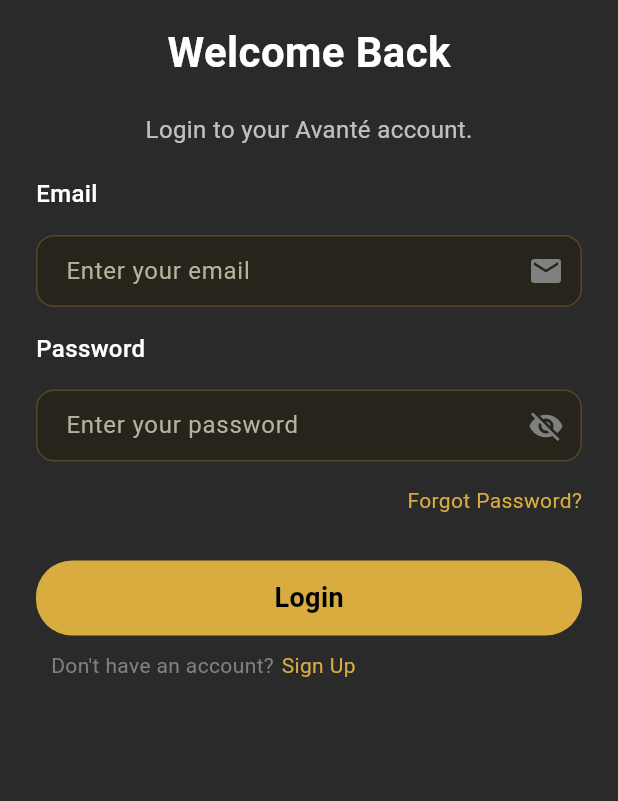
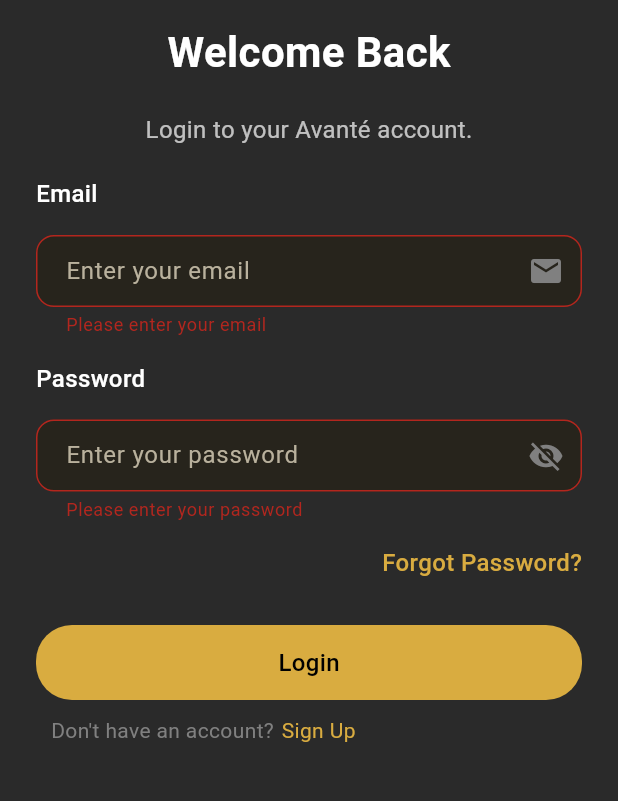
Before and after one commit to abdullahAabu-kuffa/dental_lab_app, a Flutter app: the Login screen opened by its route, after a tap on "Login", on a phone screen of 412 x 824 dp, the part 239-1040 px from its top. Run offline on Flutter 3.47's test engine with Material 3 defaults, Android fonts, the light colour scheme and no system bars; our stand-ins replace flutter_screenutil, flutter_svg.

Commit message:
refactor code and add validation to custom text form field

```diff
--- a/lib/presentation/screens/auth/login.dart
+++ b/lib/presentation/screens/auth/login.dart
@@ -1,16 +1,26 @@
 import 'package:dental_lab_app/core/constants/app_constants.dart';
 import 'package:dental_lab_app/core/routing/app_router.dart';
 import 'package:dental_lab_app/core/theme/app_colors.dart';
+import 'package:dental_lab_app/presentation/screens/auth/widgets/custom_txt.dart';
 import 'package:dental_lab_app/presentation/widgets/custom_btn.dart';
 import 'package:dental_lab_app/presentation/widgets/custom_text_field.dart';
 import 'package:flutter/material.dart';
 import 'package:flutter_svg/svg.dart';
 
-class Login extends StatelessWidget {
+class Login extends StatefulWidget {
   const Login({super.key});
+
+  @override
+  State<Login> createState() => _LoginState();
+}
+
+class _LoginState extends State<Login> {
+  GlobalKey<FormState> formKey = GlobalKey<FormState>();
+  TextEditingController emailController = TextEditingController();
+  TextEditingController passwordController = TextEditingController();
+  bool isPasswordVisible = false;
   @override
   Widget build(BuildContext context) {
-    GlobalKey<FormState> formKey = GlobalKey<FormState>();
     return Scaffold(
       body: SafeArea(
         child: SizedBox.expand(
@@ -25,64 +35,59 @@
                     const SizedBox(height: 70),
                     SvgPicture.asset(AppImages.logo),
                     const SizedBox(height: 15),
-                    Text(
-                      AppStrings.welcomeBack,
-                      style: TextStyle(
+                    CustomText(
+                      txt: AppStrings.welcomeBack,
                       color: AppColors.whiteColor,
+                      fontWeight: FontWeight.w700,
                       fontSize: 28,
-                        fontWeight: FontWeight.w700,
-                      ),
                     ),
                     const SizedBox(height: 20),
-                    Text(
-                      AppStrings.loginToYourAccount,
-                      style: TextStyle(
+                    CustomText(
+                      txt: AppStrings.loginToYourAccount,
                       color: AppColors.whiteColor70,
-                        fontSize: 16,
                       fontWeight: FontWeight.w400,
-                      ),
                     ),
                     const SizedBox(height: 20),
                     Row(
                       children: [
-                        Text(
-                          AppStrings.email,
-                          style: TextStyle(
+                        CustomText(
+                          txt: AppStrings.email,
                           color: AppColors.whiteColor,
-                            fontSize: 16,
                           fontWeight: FontWeight.w500,
-                          ),
                         ),
                       ],
                     ),
                     const SizedBox(height: 16),
                     CustomTextField(
+                      controller: emailController,
                       hint: AppStrings.enterYourEmail,
-                      suffixIcon: IconButton(
-                        onPressed: () {},
-                        icon: Icon(Icons.email, color: AppColors.greyColor),
-                      ),
+                      suffixIcon: Icon(Icons.email, color: AppColors.greyColor),
                     ),
                     const SizedBox(height: 16),
                     Row(
                       children: [
-                        Text(
-                          AppStrings.password,
-                          style: TextStyle(
+                        CustomText(
+                          txt: AppStrings.password,
                           color: AppColors.whiteColor,
-                            fontSize: 16,
                           fontWeight: FontWeight.w500,
-                          ),
                         ),
                       ],
                     ),
                     const SizedBox(height: 16),
                     CustomTextField(
+                      controller: passwordController,
+                      obscureText: !isPasswordVisible,
                       hint: AppStrings.enterYourPassword,
                       suffixIcon: IconButton(
-                        onPressed: () {},
+                        onPressed: () {
+                          setState(() {
+                            isPasswordVisible = !isPasswordVisible;
+                          });
+                        },
                         icon: Icon(
-                          Icons.visibility_off,
+                          isPasswordVisible
+                              ? Icons.visibility
+                              : Icons.visibility_off,
                           color: AppColors.greyColor,
                         ),
                       ),
@@ -91,27 +96,28 @@
                     Row(
                       mainAxisAlignment: MainAxisAlignment.end,
                       children: [
-                        Text(
-                          AppStrings.forgotPassword,
-                          style: TextStyle(
+                        CustomText(
+                          txt: AppStrings.forgotPassword,
                           color: AppColors.yellowColor,
-                            fontSize: 14,
-                            fontWeight: FontWeight.w400,
-                          ),
+                          fontWeight: FontWeight.w500,
                         ),
                       ],
                     ),
                     const SizedBox(height: 30),
                     CustomBtn(
-                      onTap: () {},
+                      onTap: () {
+                        if (formKey.currentState!.validate()) {
+                          Navigator.pushNamed(
+                            context,
+                            Routes.registerRoute,
+                          );
+                        }
+                      },
                       child: Center(
-                        child: Text(
-                          AppStrings.login,
-                          style: TextStyle(
+                        child: CustomText(
+                          txt: AppStrings.login,
                           color: AppColors.blackColor,
-                            fontSize: 18,
-                            fontWeight: FontWeight.w600,
-                          ),
+                          fontWeight: FontWeight.w500,
                         ),
                       ),
                     ),
@@ -129,8 +135,10 @@
                             AppStrings.signUp,
                             style: TextStyle(color: AppColors.yellowColor),
                           ),
-                          onTap: () =>
-                              Navigator.pushNamed(context, Routes.registerRoute),
+                          onTap: () => Navigator.pushNamed(
+                            context,
+                            Routes.registerRoute,
+                          ),
                         ),
                       ],
                     ),
--- /dev/null
+++ b/lib/presentation/screens/auth/widgets/custom_txt.dart
@@ -0,0 +1,26 @@
+import 'package:flutter/material.dart';
+
+class CustomText extends StatelessWidget {
+  const CustomText({
+    super.key,
+    required this.txt,
+    required this.color,
+    this.fontWeight = FontWeight.w400,
+    this.fontSize = 16,
+  });
+  final String txt;
+  final Color color;
+  final FontWeight? fontWeight;
+  final double fontSize;
+  @override
+  Widget build(BuildContext context) {
+    return Text(
+      txt,
+      style: TextStyle(
+        color: color,
+        fontSize: fontSize,
+        fontWeight: fontWeight,
+      ),
+    );
+  }
+}
--- a/lib/presentation/widgets/custom_text_field.dart
+++ b/lib/presentation/widgets/custom_text_field.dart
@@ -2,13 +2,48 @@
 import 'package:flutter/material.dart';
 
 class CustomTextField extends StatelessWidget {
-  const CustomTextField({super.key, this.hint, this.obscureText = false, this.suffixIcon});
+  const CustomTextField({
+    super.key,
+    this.hint,
+    this.obscureText = false,
+    this.suffixIcon,
+    this.onChanged,
+    this.controller,
+  });
   final String? hint;
   final bool obscureText;
   final Widget? suffixIcon;
+  final void Function(String)? onChanged;
+  final TextEditingController? controller;
   @override
   Widget build(BuildContext context) {
-    return TextField(
+    return TextFormField(
+      controller: controller,
+      onChanged: onChanged,
+      autovalidateMode: AutovalidateMode.onUserInteraction,
+      validator: (value) {
+        if (hint == 'Enter your email') {
+          if (value == null || value.isEmpty) {
+            return 'Please enter your email';
+          }
+          if (!RegExp(
+            r'^[a-zA-Z0-9._%+-]+@[a-zA-Z0-9.-]+\.[a-zA-Z]{2,}$',
+          ).hasMatch(value)) {
+            return 'Please enter a valid email address';
+          }
+        } else if (hint == 'Enter your password') {
+          if (value == null || value.isEmpty) {
+            return 'Please enter your password';
+          }
+          if (value.length < 6) {
+            return 'Password must be at least 6 characters long';
+          }
+        }
+        return null;
+      },
+      keyboardType: hint == 'Enter your email'
+          ? TextInputType.emailAddress
+          : TextInputType.text,
       cursorColor: AppColors.greyColor,
       style: TextStyle(color: AppColors.hintTextColor),
       obscureText: obscureText,
@@ -16,9 +51,7 @@
         suffixIcon: suffixIcon,
         hintText: hint,
         hintStyle: const TextStyle(color: AppColors.hintTextColor),
-        border: OutlineInputBorder(
-          borderRadius: BorderRadius.circular(12.0),
-        ),
+        border: OutlineInputBorder(borderRadius: BorderRadius.circular(12.0)),
         enabledBorder: OutlineInputBorder(
           borderRadius: BorderRadius.circular(12.0),
           borderSide: BorderSide(color: AppColors.goldenColor),
@@ -29,7 +62,10 @@
         ),
         filled: true,
         fillColor: AppColors.txtFieldFillColor,
-        contentPadding: const EdgeInsets.symmetric(vertical: 12.0, horizontal: 16.0),
+        contentPadding: const EdgeInsets.symmetric(
+          vertical: 12.0,
+          horizontal: 16.0,
+        ),
       ),
     );
   }
```
Lines whose indentation alone changed are shown as unchanged.
